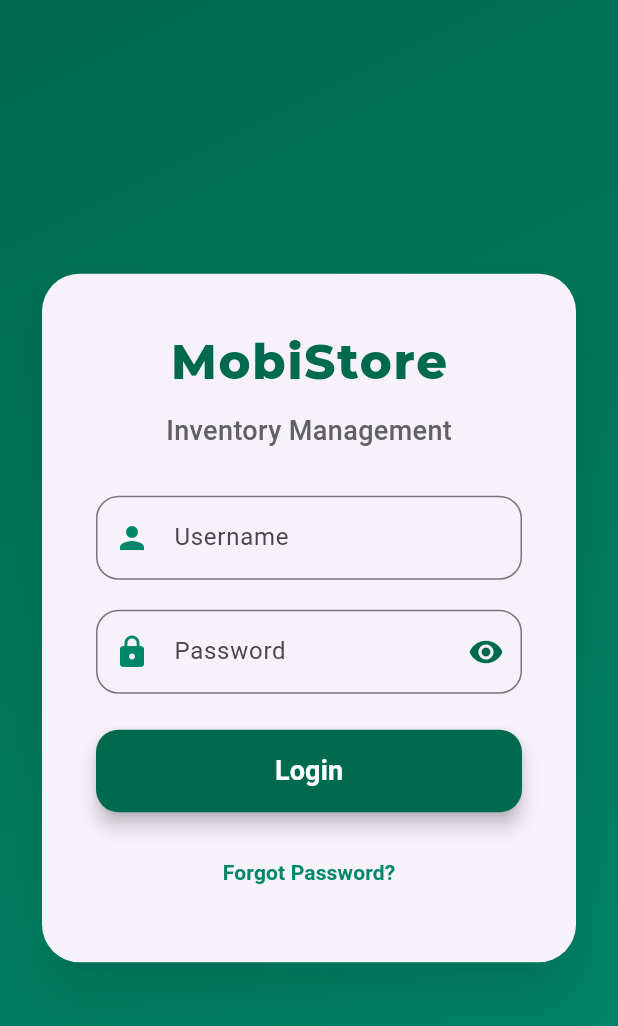
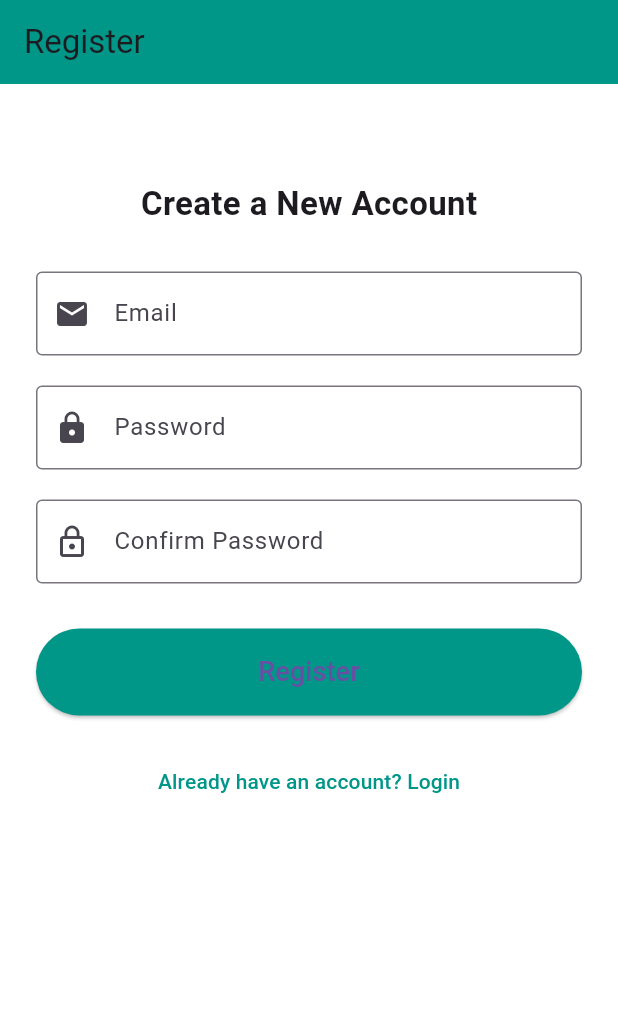
Before and after one commit to udaypatil18/storeapp, a Flutter app: the screen it shows after launch, on a phone screen of 412 x 824 dp. Shown: the top 1026 px of the screen. Run offline on Flutter 3.47's test engine with Material 3 defaults, Android fonts, the phone set to English and light mode, and no system bars; our stand-ins replace firebase_auth, firebase_core, flutter_staggered_animations, google_fonts, image_picker, pdf and 3 more; accounts and stored records are empty.

```diff
--- /dev/null
+++ b/lib/Authentication/sing_up.dart
@@ -0,0 +1,135 @@
+import 'package:flutter/material.dart';
+import 'package:firebase_auth/firebase_auth.dart';
+import 'package:mobistore/Authentication/login.dart';
+import 'package:mobistore/home.dart';
+
+class SignUpPage extends StatefulWidget {
+  const SignUpPage({super.key});
+
+  @override
+  State<SignUpPage> createState() => _SignUpPageState();
+}
+
+class _SignUpPageState extends State<SignUpPage> {
+  final emailController = TextEditingController();
+  final passwordController = TextEditingController();
+  final confirmPasswordController = TextEditingController();
+  final _auth = FirebaseAuth.instance;
+
+  bool isLoading = false;
+
+  void showMessage(String msg) {
+    ScaffoldMessenger.of(context).showSnackBar(SnackBar(content: Text(msg)));
+  }
+
+  Future<void> registerUser() async {
+    final email = emailController.text.trim();
+    final password = passwordController.text.trim();
+    final confirmPassword = confirmPasswordController.text.trim();
+
+    if (email.isEmpty || password.isEmpty || confirmPassword.isEmpty) {
+      showMessage("All fields are required.");
+      return;
+    }
+
+    if (password != confirmPassword) {
+      showMessage("Passwords do not match.");
+      return;
+    }
+
+    setState(() {
+      isLoading = true;
+    });
+
+    try {
+      await _auth.createUserWithEmailAndPassword(email: email, password: password);
+      showMessage("Registration Successful!");
+      Navigator.pushReplacement(context, MaterialPageRoute(builder:(context)=>HomePage())); // Go back to login page
+    } on FirebaseAuthException catch (e) {
+      showMessage(e.message ?? "Registration Failed");
+    } catch (e) {
+      showMessage("Something went wrong. Try again.");
+    } finally {
+      setState(() {
+        isLoading = false;
+      });
+    }
+  }
+
+  @override
+  Widget build(BuildContext context) {
+    return Scaffold(
+      backgroundColor: Colors.white,
+      appBar: AppBar(title: const Text("Register"), backgroundColor: Colors.teal),
+      body: Padding(
+        padding: const EdgeInsets.all(24.0),
+        child: SingleChildScrollView(
+          child: Column(
+            children: [
+              const SizedBox(height: 40),
+              const Text("Create a New Account", style: TextStyle(fontSize: 22, fontWeight: FontWeight.bold)),
+              const SizedBox(height: 30),
+
+              // Email Field
+              TextField(
+                controller: emailController,
+                decoration: const InputDecoration(
+                  labelText: 'Email',
+                  prefixIcon: Icon(Icons.email),
+                  border: OutlineInputBorder(),
+                ),
+                keyboardType: TextInputType.emailAddress,
+              ),
+              const SizedBox(height: 20),
+
+              // Password Field
+              TextField(
+                controller: passwordController,
+                obscureText: true,
+                decoration: const InputDecoration(
+                  labelText: 'Password',
+                  prefixIcon: Icon(Icons.lock),
+                  border: OutlineInputBorder(),
+                ),
+              ),
+              const SizedBox(height: 20),
+
+              // Confirm Password Field
+              TextField(
+                controller: confirmPasswordController,
+                obscureText: true,
+                decoration: const InputDecoration(
+                  labelText: 'Confirm Password',
+                  prefixIcon: Icon(Icons.lock_outline),
+                  border: OutlineInputBorder(),
+                ),
+              ),
+              const SizedBox(height: 30),
+
+              // Register Button
+              isLoading
+                  ? const CircularProgressIndicator()
+                  : SizedBox(
+                width: double.infinity,
+                child: ElevatedButton(
+                  onPressed: registerUser,
+                  style: ElevatedButton.styleFrom(backgroundColor: Colors.teal, padding: const EdgeInsets.symmetric(vertical: 16)),
+                  child: const Text("Register", style: TextStyle(fontSize: 18)),
+                ),
+              ),
+
+              const SizedBox(height: 20),
+
+              TextButton(
+                onPressed: () {
+                  Navigator.push(context, MaterialPageRoute(builder: (context)=>LoginPage())); // Back to login page
+                },
+                child: const Text("Already have an account? Login", style: TextStyle(color: Colors.teal)),
+              )
+            ],
+          ),
+        ),
+      ),
+    );
+  }
+}
--- a/lib/main.dart
+++ b/lib/main.dart
@@ -1,8 +1,13 @@
+import 'package:firebase_core/firebase_core.dart';
 import 'package:flutter/material.dart';
 import 'package:mobistore/Authentication/login.dart';
 import 'package:mobistore/home.dart';
+import 'package:mobistore/Authentication/sing_up.dart';
+import 'package:firebase_core/firebase_core.dart';
 
-void main() {
+void main() async {
+  WidgetsFlutterBinding.ensureInitialized();
+  await Firebase.initializeApp();
   runApp(const MobiStore());
 }
 
@@ -14,7 +19,7 @@ class MobiStore extends StatelessWidget {
   Widget build(BuildContext context) {
     return MaterialApp(
       title: 'MobiStore',
-      home: LoginPage(),
+      home: SignUpPage(),
       debugShowCheckedModeBanner: false,
     );
   }
--- a/pubspec.yaml
+++ b/pubspec.yaml
@@ -42,6 +42,8 @@ dependencies:
   printing: ^5.14.2
   share_plus: ^10.1.4
   path_provider: ^2.1.5
+  firebase_core: ^3.4.1
+  firebase_auth: 5.5.4
 
 
   # The following adds the Cupertino Icons font to your application.
```
Also changed, not shown: lib/Authentication/login.dart (+37 -16 lines), pubspec.lock, 134 other files.
